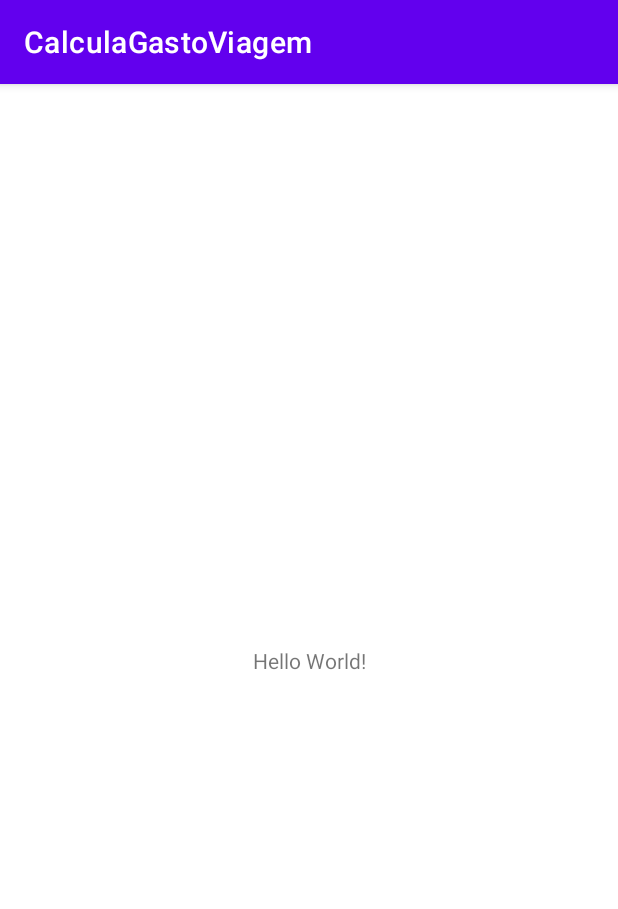
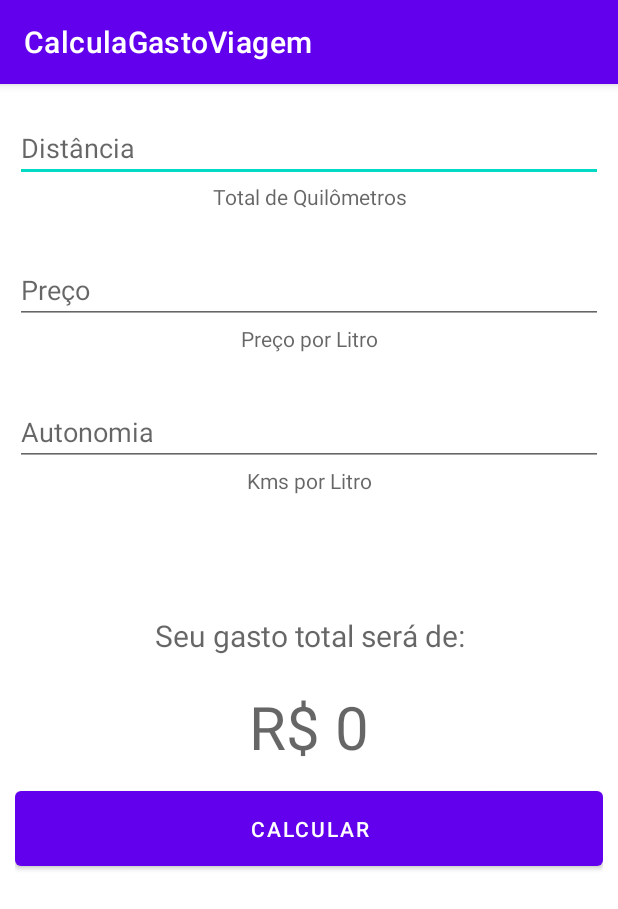
Before and after one commit to HerbethMilhome/CalculaCombustivelViagem, an Android app: the screen it shows after launch (MainActivity), on a phone screen of 412 x 824 dp. Shown: the top 909 px of the screen. Run offline under Robolectric (Android 15) with nearby library versions, the phone set to English and light mode, and no system bars.

Commit message:
montando layout

```diff
--- a/app/src/main/res/layout/activity_main.xml
+++ b/app/src/main/res/layout/activity_main.xml
@@ -1,18 +1,72 @@
 <?xml version="1.0" encoding="utf-8"?>
-<androidx.constraintlayout.widget.ConstraintLayout xmlns:android="http://schemas.android.com/apk/res/android"
+<LinearLayout xmlns:android="http://schemas.android.com/apk/res/android"
     xmlns:app="http://schemas.android.com/apk/res-auto"
     xmlns:tools="http://schemas.android.com/tools"
     android:layout_width="match_parent"
     android:layout_height="match_parent"
+    android:orientation="vertical"
+    android:padding="10dp"
     tools:context=".MainActivity">
 
+    <EditText
+        android:layout_width="match_parent"
+        android:layout_height="wrap_content"
+        android:layout_marginTop="10dp"
+        android:hint="@string/distancia" />
+
     <TextView
-        android:layout_width="wrap_content"
+        android:layout_width="match_parent"
         android:layout_height="wrap_content"
-        android:text="Hello World!"
-        app:layout_constraintBottom_toBottomOf="parent"
-        app:layout_constraintLeft_toLeftOf="parent"
-        app:layout_constraintRight_toRightOf="parent"
-        app:layout_constraintTop_toTopOf="parent" />
+        android:gravity="center"
+        android:hint="@string/total_quilometros" />
 
-</androidx.constraintlayout.widget.ConstraintLayout>
+    <EditText
+        android:layout_width="match_parent"
+        android:layout_height="wrap_content"
+        android:layout_marginTop="30dp"
+        android:hint="@string/preco" />
+
+    <TextView
+        android:layout_width="match_parent"
+        android:layout_height="wrap_content"
+        android:gravity="center"
+        android:hint="@string/preco_por_litro" />
+
+    <EditText
+        android:layout_width="match_parent"
+        android:layout_height="wrap_content"
+        android:layout_marginTop="30dp"
+        android:hint="@string/autonomia" />
+
+    <TextView
+        android:layout_width="match_parent"
+        android:layout_height="wrap_content"
+        android:gravity="center"
+        android:hint="@string/km_por_litro" />
+
+    <TextView
+        android:layout_width="match_parent"
+        android:layout_height="wrap_content"
+        android:gravity="center"
+        android:layout_marginTop="80dp"
+        android:textSize="20dp"
+        android:hint="@string/gasto_total" />
+
+    <TextView
+        android:layout_width="match_parent"
+        android:layout_height="wrap_content"
+        android:layout_marginTop="20dp"
+        android:gravity="center"
+        android:hint="R$ 0"
+        android:textColor="@color/black"
+        android:textSize="40dp" />
+
+    <com.google.android.material.button.MaterialButton
+        android:layout_width="match_parent"
+        android:layout_height="wrap_content"
+        android:layout_gravity="center"
+        android:padding="15dp"
+        android:layout_marginTop="10dp"
+        android:text="@string/calcular"/>
+
+</LinearLayout>
--- a/app/src/main/res/values/strings.xml
+++ b/app/src/main/res/values/strings.xml
@@ -1,3 +1,11 @@
 <resources>
     <string name="app_name">CalculaGastoViagem</string>
+    <string name="distancia">Distância</string>
+    <string name="total_quilometros">Total de Quilômetros</string>
+    <string name="preco">Preço</string>
+    <string name="preco_por_litro">Preço por Litro</string>
+    <string name="autonomia">Autonomia</string>
+    <string name="km_por_litro">Kms por Litro</string>
+    <string name="gasto_total">Seu gasto total será de:</string>
+    <string name="calcular">Calcular</string>
 </resources>
```
